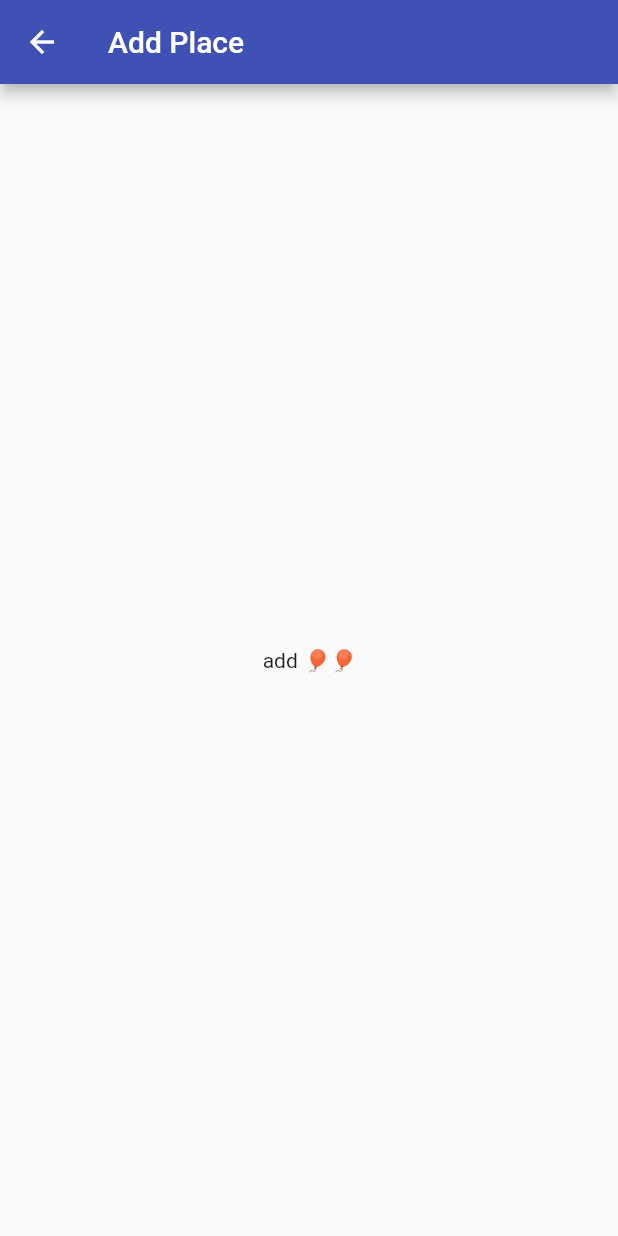
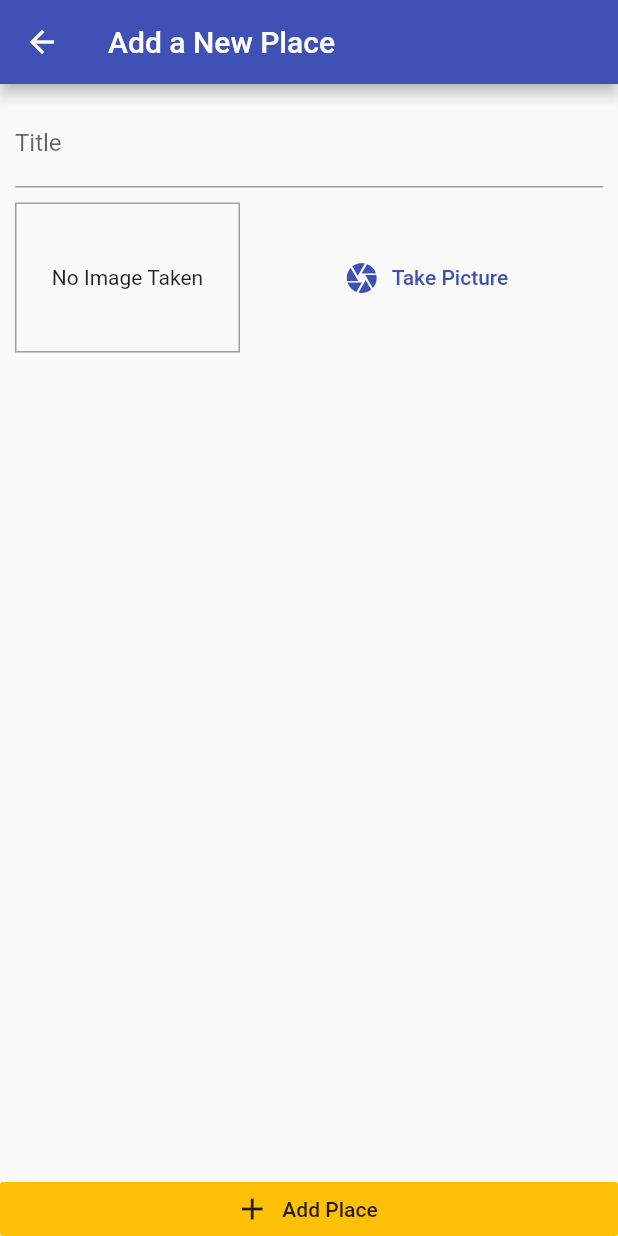
Before and after one commit to djdeo/flutter_native, a Flutter app: the screen it shows after launch, after a tap on the "add" icon, on a phone screen of 412 x 824 dp. Run offline on Flutter 3.47's test engine with Material 2 defaults, Android fonts, the phone set to English and light mode, and no system bars; our stand-ins replace image_picker.

Commit message:
feat: take picture and add image

```diff
--- a/lib/main.dart
+++ b/lib/main.dart
@@ -1,5 +1,7 @@
 import 'package:flutter/material.dart';
+import 'package:provider/provider.dart';
 
+import './providers/great_places.dart';
 import './screens/add_place_screen.dart';
 import './screens/places_list_screen.dart';
 
@@ -10,7 +12,9 @@ void main() {
 class MyApp extends StatelessWidget {
   @override
   Widget build(BuildContext context) {
-    return MaterialApp(
+    return ChangeNotifierProvider.value(
+      value: GreatPlaces(),
+      child: MaterialApp(
         debugShowCheckedModeBanner: false,
         title: 'Places to visit',
         theme: ThemeData(
@@ -21,6 +25,7 @@ class MyApp extends StatelessWidget {
         routes: {
           AddPlaceScreen.routeName: (ctx) => AddPlaceScreen(),
         },
+      ),
     );
   }
 }
--- a/lib/models/places.dart
+++ b/lib/models/place.dart
@@ -1,4 +1,4 @@
-import 'package:flutter/cupertino.dart';
+import 'dart:io';
 
 import 'package:flutter/foundation.dart';
 
@@ -18,7 +18,7 @@ class Place {
   final String id;
   final String title;
   final PlaceLocation location;
-  final String image;
+  final File image;
 
   Place({
     @required this.id,
--- /dev/null
+++ b/lib/providers/great_places.dart
@@ -0,0 +1,24 @@
+import 'dart:io';
+import 'package:flutter/foundation.dart';
+
+import '../models/place.dart';
+
+class GreatPlaces with ChangeNotifier {
+  List<Place> _items = [];
+
+  List<Place> get items {
+    return [..._items];
+  }
+
+  void addPlace(String pickedTitle, File pickedImage) {
+    final newPlace = Place(
+      id: DateTime.now().toString(),
+      image: pickedImage,
+      title: pickedTitle,
+      location: null,
+    );
+
+    _items.add(newPlace);
+    notifyListeners();
+  }
+}
--- a/lib/providers/greate_places.dart
+++ /dev/null
@@ -1,11 +0,0 @@
-import 'package:flutter/foundation.dart';
-
-import '../models/places.dart';
-
-class GreatPlaces with ChangeNotifier {
-  List<Place> _items = [];
-
-  List<Place> get items {
-    return [..._items];
-  }
-}
--- a/lib/screens/add_place_screen.dart
+++ b/lib/screens/add_place_screen.dart
@@ -1,4 +1,10 @@
+import 'dart:io';
+
 import 'package:flutter/material.dart';
+import 'package:provider/provider.dart';
+
+import '../widgets/image_input.dart';
+import '../providers/great_places.dart';
 
 class AddPlaceScreen extends StatefulWidget {
   static const routeName = '/add-place';
@@ -8,14 +14,59 @@ class AddPlaceScreen extends StatefulWidget {
 }
 
 class _AddPlaceScreenState extends State<AddPlaceScreen> {
+  final _titleController = TextEditingController();
+  File _pickedImage;
+
+  void _selectImage(File pickedImage) {
+    _pickedImage = pickedImage;
+  }
+
+  void _savePlace() {
+    if (_titleController.text.isEmpty || _pickedImage == null) {
+      return;
+    }
+    Provider.of<GreatPlaces>(context, listen: false)
+        .addPlace(_titleController.text, _pickedImage);
+    Navigator.of(context).pop();
+  }
+
   @override
   Widget build(BuildContext context) {
     return Scaffold(
       appBar: AppBar(
-        title: Text('Add Place'),
+        title: Text('Add a New Place'),
       ),
-      body: Center(
-        child: Text('add 🎈🎈'),
+      body: Column(
+        crossAxisAlignment: CrossAxisAlignment.stretch,
+        children: <Widget>[
+          Expanded(
+            child: SingleChildScrollView(
+              child: Padding(
+                padding: EdgeInsets.all(10),
+                child: Column(
+                  children: <Widget>[
+                    TextField(
+                      decoration: InputDecoration(labelText: 'Title'),
+                      controller: _titleController,
+                    ),
+                    SizedBox(
+                      height: 10,
+                    ),
+                    ImageInput(_selectImage),
+                  ],
+                ),
+              ),
+            ),
+          ),
+          RaisedButton.icon(
+            icon: Icon(Icons.add),
+            label: Text('Add Place'),
+            onPressed: _savePlace,
+            elevation: 0,
+            materialTapTargetSize: MaterialTapTargetSize.shrinkWrap, // get rid of extra margin around the button
+            color: Theme.of(context).accentColor,
+          ),
+        ],
       ),
     );
   }
--- /dev/null
+++ b/lib/widgets/image_input.dart
@@ -0,0 +1,73 @@
+import 'dart:io';
+
+import 'package:flutter/material.dart';
+import 'package:image_picker/image_picker.dart';
+import 'package:path/path.dart' as path;
+import 'package:path_provider/path_provider.dart' as syspaths;
+
+class ImageInput extends StatefulWidget {
+  final Function onSelectImage;
+
+  ImageInput(this.onSelectImage);
+
+  @override
+  _ImageInputState createState() => _ImageInputState();
+}
+
+class _ImageInputState extends State<ImageInput> {
+  File _storedImage;
+  final picker = ImagePicker();
+  Future<void> _takePicture() async {
+    final imageFile = await picker.getImage(
+      source: ImageSource.camera,
+      maxWidth: 600,
+    );
+    if (imageFile == null) {
+      return;
+    }
+    setState(() {
+      _storedImage = File(imageFile.path);
+    });
+    final appDir = await syspaths.getApplicationDocumentsDirectory();
+    final fileName = path.basename(imageFile.path);
+    final savedImage = await _storedImage.copy('${appDir.path}/$fileName');
+    widget.onSelectImage(savedImage);
+  }
+
+  @override
+  Widget build(BuildContext context) {
+    return Row(
+      children: <Widget>[
+        Container(
+          width: 150,
+          height: 100,
+          decoration: BoxDecoration(
+            border: Border.all(width: 1, color: Colors.grey),
+          ),
+          child: _storedImage != null
+              ? Image.file(
+                  _storedImage,
+                  fit: BoxFit.cover,
+                  width: double.infinity,
+                )
+              : Text(
+                  'No Image Taken',
+                  textAlign: TextAlign.center,
+                ),
+          alignment: Alignment.center,
+        ),
+        SizedBox(
+          width: 10,
+        ),
+        Expanded(
+          child: FlatButton.icon(
+            icon: Icon(Icons.camera),
+            label: Text('Take Picture'),
+            textColor: Theme.of(context).primaryColor,
+            onPressed: _takePicture,
+          ),
+        ),
+      ],
+    );
+  }
+}
--- a/pubspec.yaml
+++ b/pubspec.yaml
@@ -23,8 +23,8 @@ environment:
 dependencies:
   flutter:
     sdk: flutter
-  provider: ^4.0.0
-  image_picker: ^0.6.0+9
+  provider:  ^4.3.2+3
+  image_picker: ^0.6.7+17
   path_provider: ^1.1.0
   path: ^1.6.2
 
```
Lines whose indentation alone changed are shown as unchanged.
